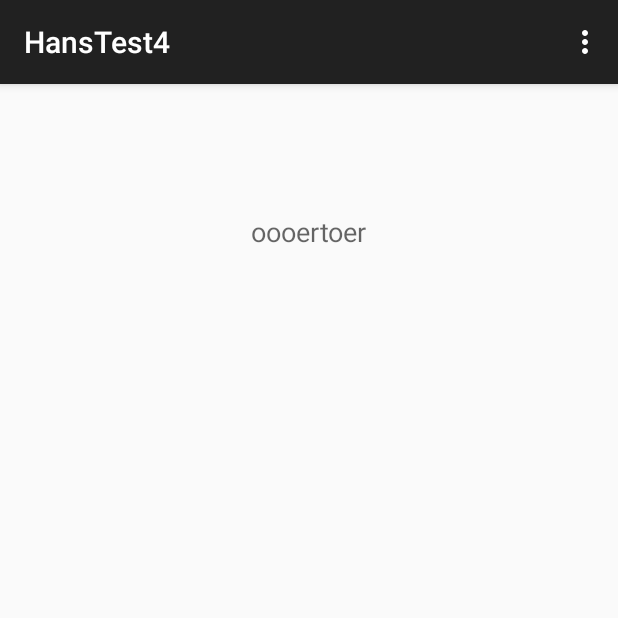
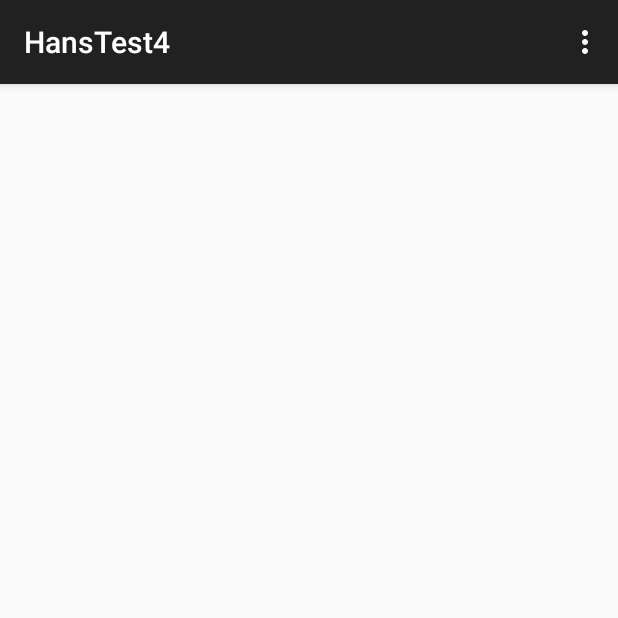
Before and after one commit to hkolkman/HansTest4, an Android app: the screen it shows after launch (MainActivity), after a tap on "HANSBUTTON", on a phone screen of 412 x 824 dp, the top half of it. Run offline under Robolectric (Android 15) with nearby library versions, the phone set to English and light mode, and no system bars; 1 statement that could not run was skipped.

Commit message:
Opslaan zaterdag 4 december.

```diff
--- a/app/src/main/java/com/example/acer/hanstest4/MainActivity.java
+++ b/app/src/main/java/com/example/acer/hanstest4/MainActivity.java
@@ -2,38 +2,54 @@ package com.example.acer.hanstest4;
 
 import android.support.v7.app.AppCompatActivity;
 import android.os.Bundle;
+import android.util.Log;
 import android.view.Menu;
 import android.view.MenuItem;
 import android.view.View;
 import android.widget.Button;
 import android.widget.TextView;
+import java.util.Scanner;
+import com.example.acer.tuna;
 
 import org.w3c.dom.Text;
 
 public class MainActivity extends AppCompatActivity {
 
-    private String hansString = "oooertoer";
+    public String name;
+    //this is a field
+    public static String gender = "Male";
+    //this is a static field
 
-    @Override
+    private String hansString = simpleMessage();
+
+    tuna tunaObject = new tuna ();
+    //private String hansString = tunaObject.simpleMessage();
+
+
     protected void onCreate(Bundle savedInstanceState) {
         super.onCreate(savedInstanceState);
         setContentView(R.layout.activity_main);
 
         Button hansButton = (Button) findViewById(R.id.hansButton);
 
+
+        System.out.println("Hallo !");
+        //Log.w("haaa", "afasdfa");
+
         hansButton.setOnClickListener(
                 new Button.OnClickListener(){
                     public void onClick(View v){
                         TextView mijnText = (TextView)findViewById(R.id.mijnText);
+
                         mijnText.setText(hansString);
                     }
+                }
+        );
+    }
 
+    public static void main(String[] args){
 
-
-                }
-
-        );
-
+        //System.out.println("Hallo !");
     }
 
 
--- /dev/null
+++ b/app/src/main/java/com/example/acer/tuna.java
@@ -0,0 +1,18 @@
+package com.example.acer;
+
+/**
+ * Created by acer on 05-Dec-15.
+ */
+public class tuna {
+    //public String name;
+    public String name = "Male";
+
+    //private String name = "com.example.acer.tuna";
+    public String simpleMessage(String name){
+
+        //System.out.println("Tuna");
+        return name;
+    }
+
+
+}
```
Also changed, not shown: app/src/main/java/com/example/acer/apples.java (added, +15 -0 lines).
